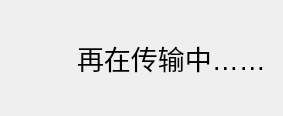
Linggueas/WZL_CD, file WZL_CD/waitdialog.ui: the form before one commit.
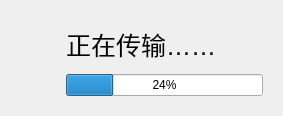
The form after the commit. Icons and pictures are not drawn.

What changed in the file:
```diff
--- a/WZL_CD/waitdialog.ui
+++ b/WZL_CD/waitdialog.ui
@@ -41,15 +41,28 @@
     </widget>
    </item>
    <item>
+    <widget class="QWidget" name="widget" native="true">
+     <layout class="QVBoxLayout" name="verticalLayout">
+      <item>
     <widget class="QLabel" name="label">
      <property name="font">
       <font>
-       <pointsize>20</pointsize>
+          <pointsize>19</pointsize>
       </font>
      </property>
      <property name="text">
-      <string>再在传输中……</string>
-     </property>
+         <string>正在传输……</string>
+        </property>
+       </widget>
+      </item>
+      <item>
+       <widget class="QProgressBar" name="progressBar">
+        <property name="value">
+         <number>24</number>
+        </property>
+       </widget>
+      </item>
+     </layout>
     </widget>
    </item>
   </layout>
```
Lines whose indentation alone changed are shown as unchanged.
